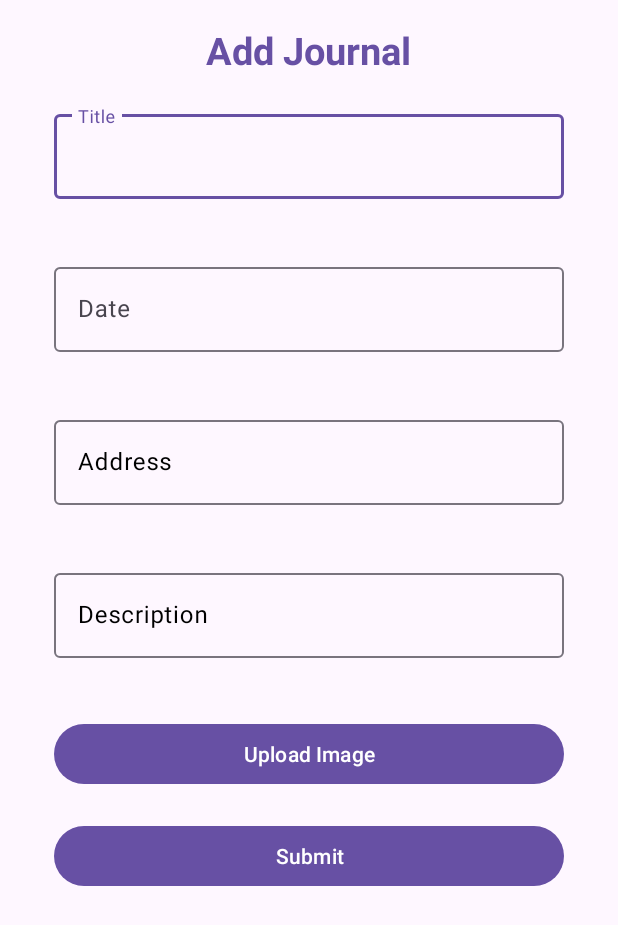
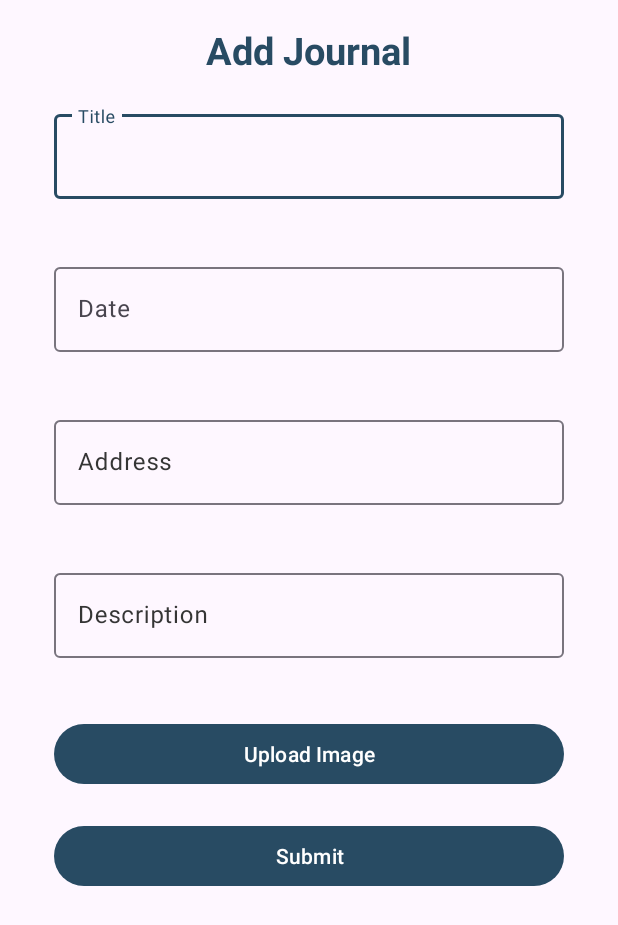
Before and after one commit to harshadayadav154/travel_tales_android, an Android app: the JournalActivity screen opened directly, with no data from a screen before it, on a phone screen of 412 x 824 dp. Shown: the top 925 px of the screen. Run offline under Robolectric (Android 15) with nearby library versions, the phone set to English and light mode, and no system bars.

Commit message:
added color pallete

```diff
--- a/app/src/main/res/values/colors.xml
+++ b/app/src/main/res/values/colors.xml
@@ -1,5 +1,8 @@
 <?xml version="1.0" encoding="utf-8"?>
 <resources>
-    <color name="black">#FF000000</color>
-    <color name="white">#FFFFFFFF</color>
+    <color name="primary">#284b63</color>
+    <color name="white">#FFFFFF</color>
+    <color name="white_secondary">#D9D9D9</color>
+    <color name="black">#353535</color>
+    <color name="william">#3C6E71</color>
 </resources>
--- a/app/src/main/res/values/themes.xml
+++ b/app/src/main/res/values/themes.xml
@@ -2,7 +2,7 @@
     <!-- Base application theme. -->
     <style name="Base.Theme.Travel_tales" parent="Theme.Material3.DayNight.NoActionBar">
         <!-- Customize your light theme here. -->
-        <!-- <item name="colorPrimary">@color/my_light_primary</item> -->
+         <item name="colorPrimary">@color/primary</item>
     </style>
 
     <style name="Theme.Travel_tales" parent="Base.Theme.Travel_tales" />
```
